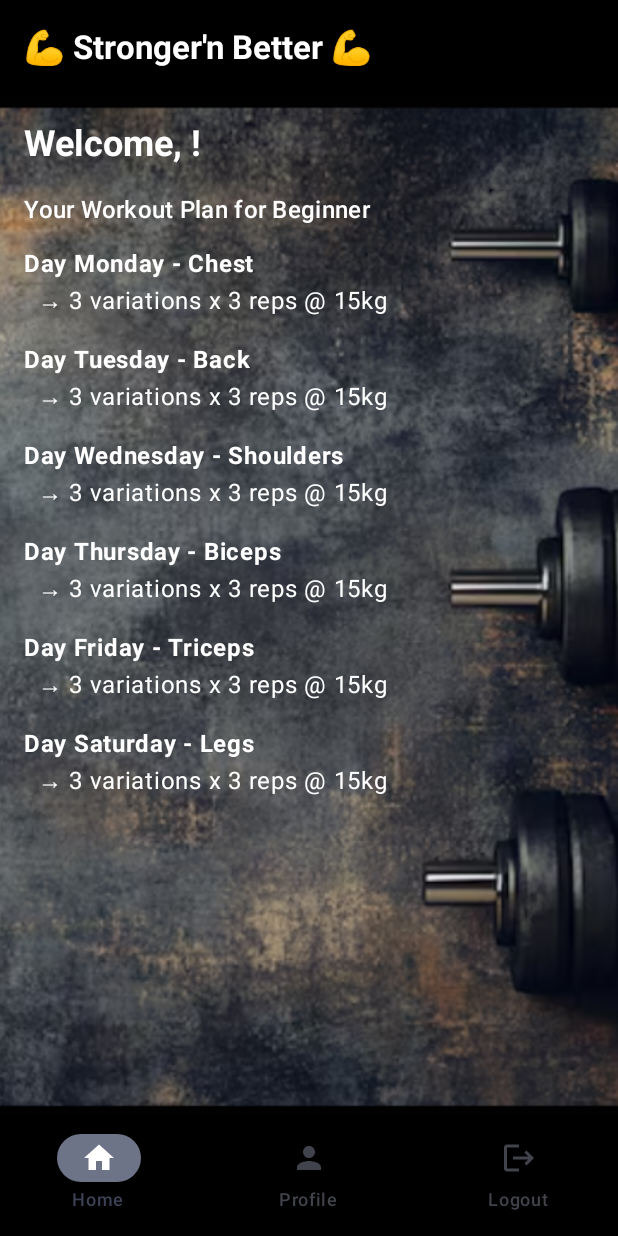
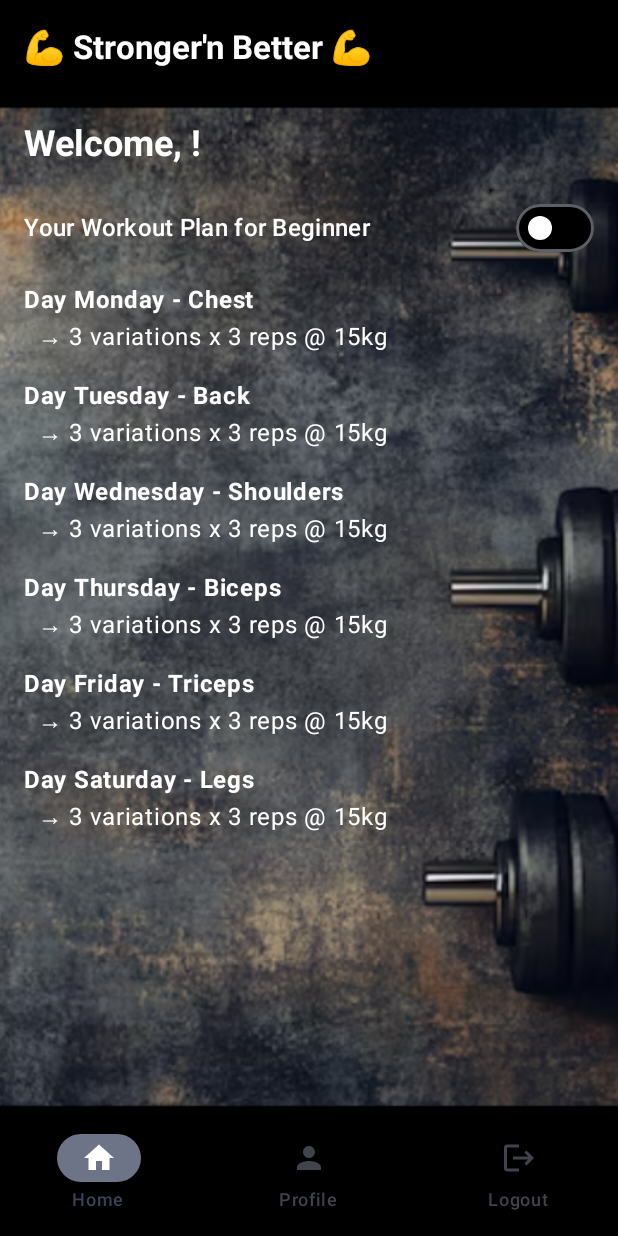
Before and after one commit to nithishpatel04/WorkoutDietPlanApp, an Android app built with Jetpack Compose: the HomeScreen screen opened through its navigation route, on a phone screen of 412 x 824 dp. Run offline under Robolectric (Android 15) with nearby library versions, the phone set to English and light mode, and no system bars.

Commit message:
Update home screen with switch row between workouts and diet

```diff
--- a/app/src/main/java/com/example/workoutdietplanapp/views/HomeScreen.kt
+++ b/app/src/main/java/com/example/workoutdietplanapp/views/HomeScreen.kt
@@ -9,6 +9,7 @@ import androidx.compose.material.icons.filled.Logout
 import androidx.compose.material.icons.filled.Person
 import androidx.compose.material3.*
 import androidx.compose.runtime.*
+import androidx.compose.ui.Alignment
 
 import androidx.compose.ui.Modifier
 import androidx.compose.ui.graphics.Color
@@ -102,13 +103,36 @@ fun HomeScreen(navController: NavHostController, userViewModel: UserViewModel) {
                     modifier = Modifier.padding(bottom = 16.dp)
                 )
 
-                Text(
-                    text = if (isDietSelected) "Your Diet Plan for $level" else "Your Workout Plan for $level",
-                    style = MaterialTheme.typography.titleMedium,
-                    fontWeight = FontWeight.SemiBold,
-                    color = Color.White,
-                    modifier = Modifier.padding(bottom = 12.dp)
-                )
+//                Text(
+//                    text = if (isDietSelected) "Your Diet Plan for $level" else "Your Workout Plan for $level",
+//                    style = MaterialTheme.typography.titleMedium,
+//                    fontWeight = FontWeight.SemiBold,
+//                    color = Color.White,
+//                    modifier = Modifier.padding(bottom = 12.dp)
+//                )
+
+                Row (
+                    verticalAlignment = Alignment.CenterVertically,
+                    modifier = Modifier.fillMaxWidth().padding(bottom = 12.dp),
+                    horizontalArrangement = Arrangement.SpaceBetween
+                ) {
+                    Text(
+                        text = if (isDietSelected) "Your Diet Plan for $level" else "Your Workout Plan for $level",
+                        style = MaterialTheme.typography.titleMedium,
+                        fontWeight = FontWeight.SemiBold,
+                        color = Color.White
+                    )
+                    Switch(
+                        checked = isDietSelected,
+                        onCheckedChange = { userViewModel.toggleView() },
+                        colors = SwitchDefaults.colors(
+                            checkedThumbColor = Color.White,
+                            checkedTrackColor = Color.Black,
+                            uncheckedThumbColor = Color.White,
+                            uncheckedTrackColor = Color.Black
+                        )
+                    )
+                }
 
                 if (isDietSelected) {
                     dietPlan?.let { diet ->
```
